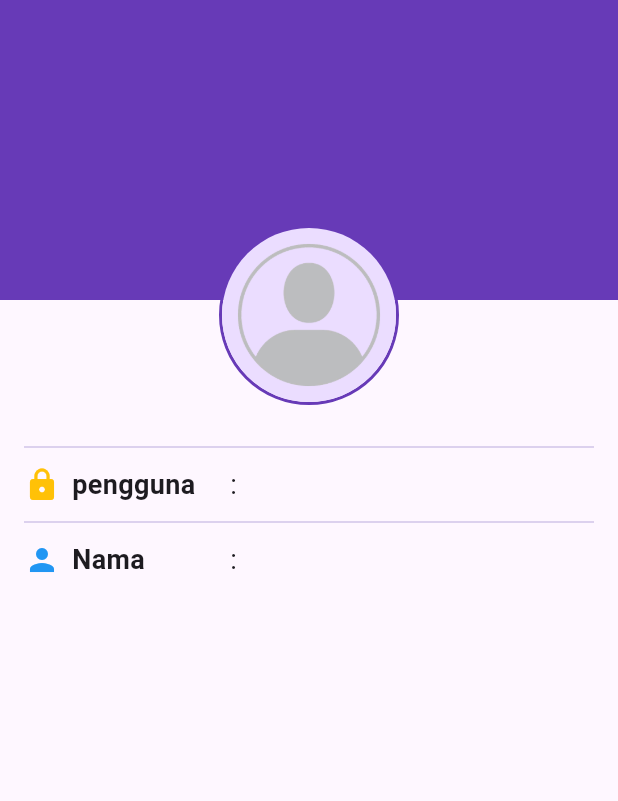
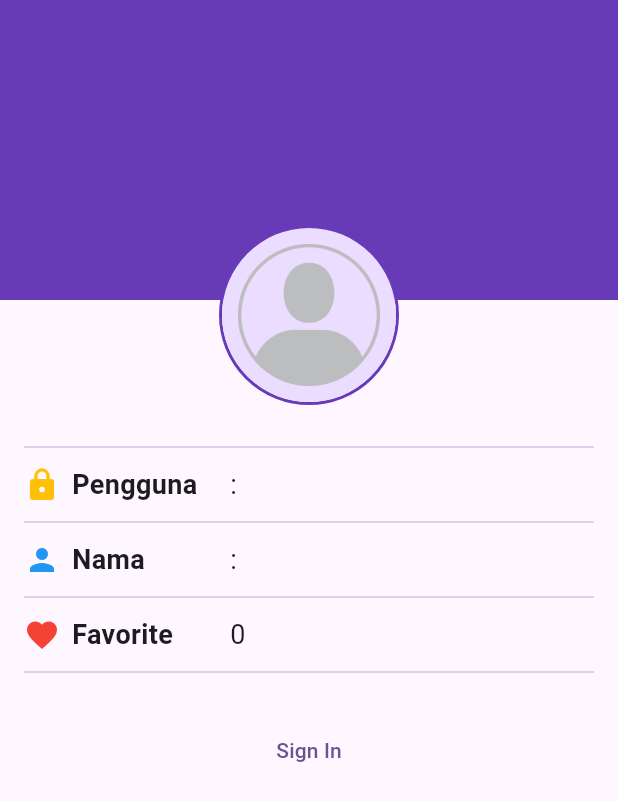
Before and after one commit to hafiizkz/wisata_candi_muhammadhafis, a Flutter app: the screen it shows after launch, on a phone screen of 412 x 824 dp. Shown: the top 801 px of the screen. Run offline on Flutter 3.47's test engine with Material 3 defaults, Android fonts, the phone set to English and light mode, and no system bars; our stand-ins replace cached_network_image.

Commit message:
progress1

```diff
--- a/lib/screens/profile_screen.dart
+++ b/lib/screens/profile_screen.dart
@@ -13,6 +13,21 @@ class _ProfileScreenState extends State<ProfileScreen>{
   String fullName = '';
   String userName = '';
   int favoriteCandiCount = 0;
+
+  // TODO: 5, Implementasi fungsi signIn
+  void signIn (){
+    setState(() {
+      isSignedIn = !isSignedIn;
+    });
+  }
+
+  // TODO: 6, Implementasi fungsi signOut
+  void signOut (){
+    setState(() {
+      isSignedIn = !isSignedIn;
+    });
+  }
+
   @override
   Widget build(BuildContext context) {
     return Scaffold(
@@ -63,7 +78,7 @@ class _ProfileScreenState extends State<ProfileScreen>{
                       children: [
                         Icon(Icons.lock, color: Colors.amber),
                         SizedBox(width: 8),
-                        Text('pengguna', style: TextStyle(
+                        Text('Pengguna', style: TextStyle(
                           fontSize: 18, fontWeight: FontWeight.bold,
                         ),),
                       ],
@@ -95,8 +110,38 @@ class _ProfileScreenState extends State<ProfileScreen>{
                     if(isSignedIn) Icon(Icons.edit),
                   ],
                 ),
+                SizedBox(height: 4),
+                Divider(color: Colors.deepPurple[100]),
+                SizedBox(height: 4),
+                Row(
+                  children: [
+                    SizedBox(width: MediaQuery.of(context).size.width/3,
+                      child: Row(
+                        children: [
+                          Icon(Icons.favorite, color: Colors.red),
+                          SizedBox(width: 8),
+                          Text('Favorite', style: TextStyle(
+                              fontSize: 18, fontWeight: FontWeight.bold
+                          ),)
+                        ],
+                      ),
+                    ),
+                    Expanded(child: Text('0', style: TextStyle(
+                        fontSize: 18
+                    ), ),),
+                    if(isSignedIn) Icon(Icons.edit)
+                  ],
+                ),
                 // TODO: 4. Buat ProfileActions yang berisi TextButton sign in/out
-
+                SizedBox(height: 4),
+                Divider(color: Colors.deepPurple[100]),
+                SizedBox(height: 20),
+                isSignedIn ? TextButton(
+                    onPressed: signOut,
+                    child: Text('Sign Out')) // TextButton
+                    : TextButton(
+                    onPressed: signIn,
+                    child: Text('Sign In')),
               ],
             ),
           ),
```
